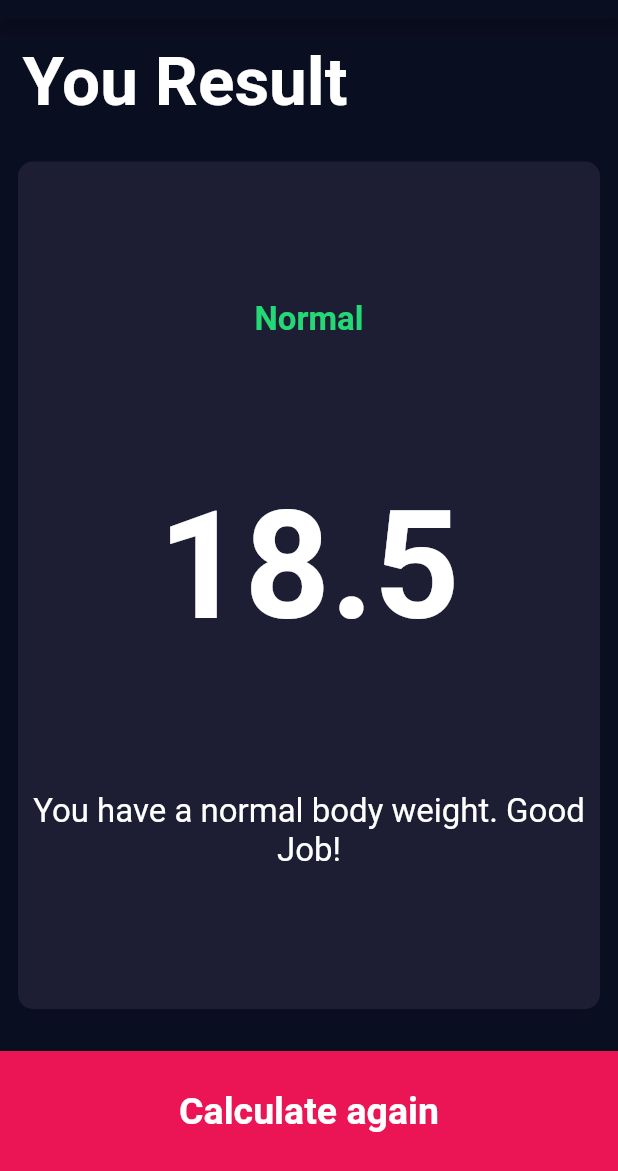
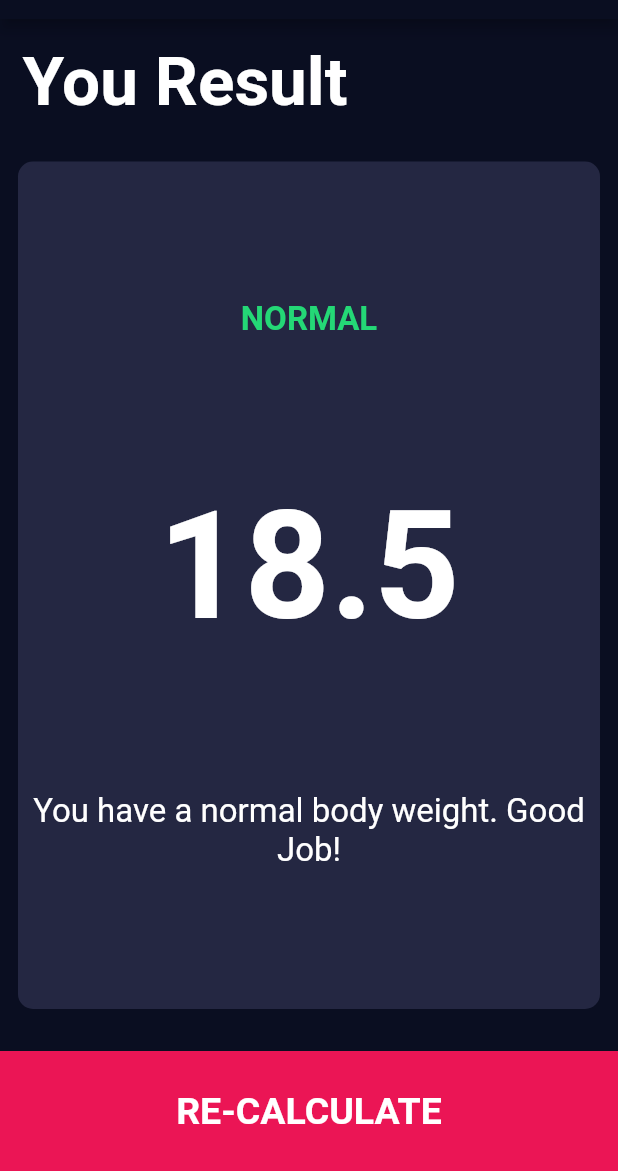
Before and after one commit to jvsena42/bmi_calculator, a Flutter app: the screen it shows after launch, after a tap on "CALCULATE", on a phone screen of 412 x 824 dp, the part 65-1236 px from its top. Run offline on Flutter 3.47's test engine with Material 2 defaults, Android fonts, the phone set to English and light mode, and no system bars; our stand-ins replace font_awesome_flutter.

Commit message:
fix: active color

```diff
--- a/lib/constants/constants.dart
+++ b/lib/constants/constants.dart
@@ -5,7 +5,7 @@ const kBottomContainerHeight = 80.0;
 
 const kGrayText = Color(0XFF8D8E98);
 const kBottomContainerColor = Color(0XFFEB1555);
-const kActiveCardColor = Color(0XFF1D1E33);
+const kActiveCardColor = Color(0XFF242742);
 const kInactiveCardColor = Color(0XFF111328);
 const kGreen = Color(0xFF24D876);
 
--- a/lib/pages/results_page.dart
+++ b/lib/pages/results_page.dart
@@ -38,7 +38,7 @@ class ResultsPage extends StatelessWidget {
                 crossAxisAlignment: CrossAxisAlignment.center,
                 children: [
                   Text(
-                    resultText,
+                    resultText.toUpperCase(),
                     style: kResultTextStyle,
                   ),
                   Text(
@@ -58,7 +58,7 @@ class ResultsPage extends StatelessWidget {
             onTap: (){
               Navigator.pop(context);
             },
-            buttonTitle: 'Calculate again',
+            buttonTitle: 'RE-CALCULATE',
           )
         ],
       ),
```
